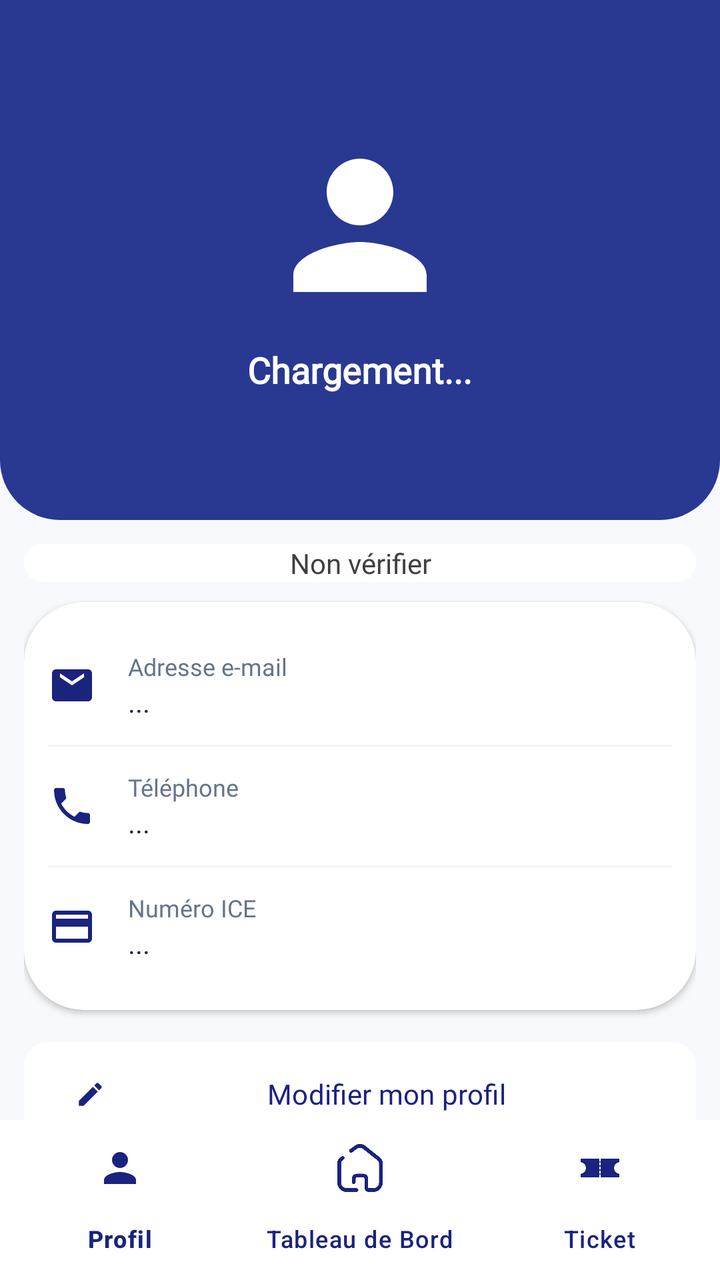
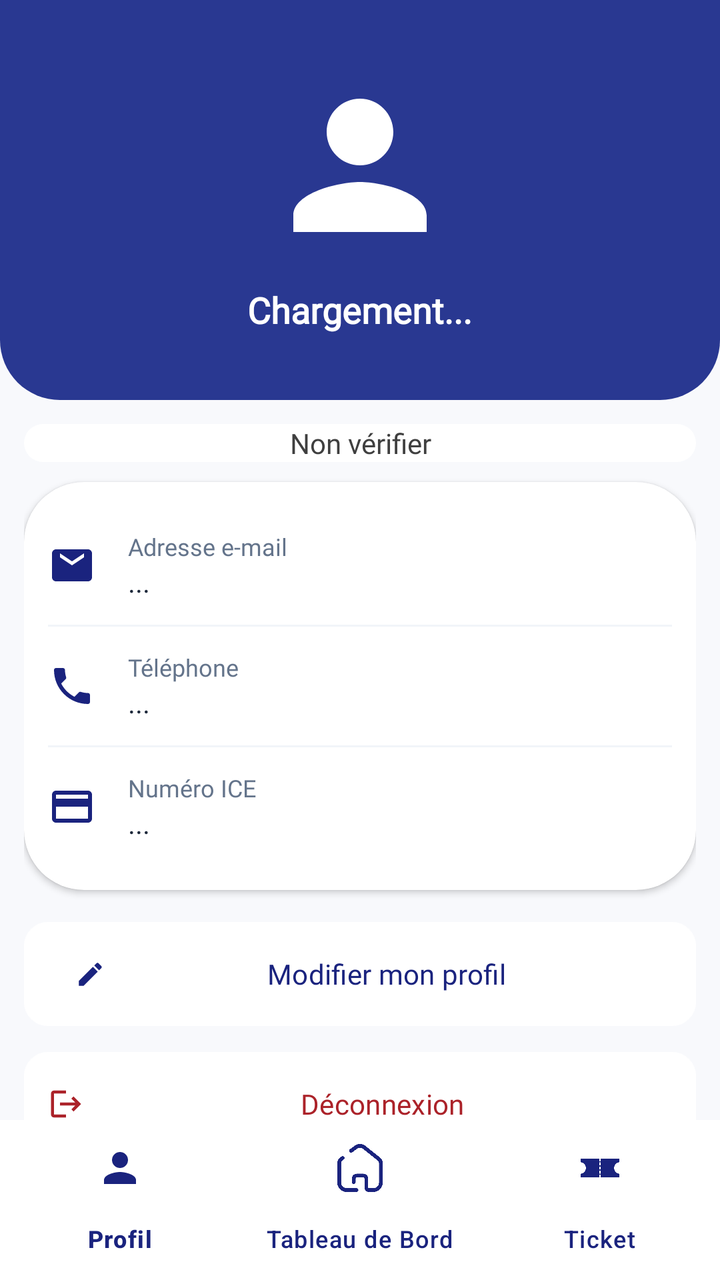

An Android layout rendered at two revisions. The XML below is the earlier revision; the diff shows what the commit changed to produce the second picture.
<!-- AndroidManifest.xml: application theme Theme.WinnerSoftwareApp -->
<!-- res/layout/activity_client_profil.xml -->
<?xml version="1.0" encoding="utf-8"?>
<androidx.drawerlayout.widget.DrawerLayout
    xmlns:android="http://schemas.android.com/apk/res/android"
    xmlns:app="http://schemas.android.com/apk/res-auto"
    xmlns:tools="http://schemas.android.com/tools"
    android:id="@+id/drawer_layout"
    android:layout_width="match_parent"
    android:layout_height="match_parent"
    android:fitsSystemWindows="true"
    tools:context=".views.client.clientProfil">

    <androidx.constraintlayout.widget.ConstraintLayout
        android:layout_width="match_parent"
        android:layout_height="match_parent"
        android:background="@color/surface_background">

        <LinearLayout
            android:id="@+id/profile_header"
            android:layout_width="match_parent"
            android:layout_height="260dp"
            android:background="@drawable/bg_style_top_blue"
            android:gravity="center"
            android:orientation="vertical"
            app:layout_constraintTop_toTopOf="parent">

            <com.google.android.material.imageview.ShapeableImageView
                android:id="@+id/iv_profile_image"
                android:layout_width="100dp"
                android:layout_height="100dp"
                android:src="@drawable/ic_user"
                android:scaleType="centerCrop"
                app:shapeAppearanceOverlay="@style/CircleImageView"
                />

            <TextView
                android:id="@+id/tv_profile_name"
                android:layout_width="wrap_content"
                android:layout_height="wrap_content"
                android:layout_marginTop="@dimen/margin_small"
                android:text="Chargement..."
                android:textColor="@color/white"
                android:textStyle="bold"
                android:textSize="@dimen/txt_medium"
                android:fontFamily="@font/cairo"
                />

        </LinearLayout>

        <androidx.core.widget.NestedScrollView
            android:layout_width="match_parent"
            android:layout_height="0dp"
            app:layout_constraintBottom_toTopOf="@id/bottom_navigation"
            app:layout_constraintTop_toBottomOf="@id/profile_header">

            <LinearLayout
                android:layout_width="match_parent"
                android:layout_height="wrap_content"
                android:orientation="vertical"
                android:padding="@dimen/margin_medium">

                
                <com.google.android.material.card.MaterialCardView
                    android:id="@+id/cv_status_badge"
                    android:layout_width="match_parent"
                    android:layout_height="wrap_content"
                    app:cardCornerRadius="@dimen/corner2"
                    app:cardElevation="0dp"
                    app:strokeColor="@color/surface_card"
                    app:cardBackgroundColor="@color/surface_card">

                    <TextView
                        android:id="@+id/tv_account_status"
                        android:layout_width="match_parent"
                        android:layout_height="wrap_content"
                        android:paddingHorizontal="@dimen/margin_small"
                        android:text="Non vérifier"
                        android:gravity="center"
                        android:textColor="@color/gray"
                        android:textSize="@dimen/txt_small"
                        android:fontFamily="@font/cairo"
                        />

                </com.google.android.material.card.MaterialCardView>

                
                <com.google.android.material.card.MaterialCardView
                    android:layout_width="match_parent"
                    android:layout_height="wrap_content"
                    app:cardCornerRadius="@dimen/corner2"
                    app:cardElevation="2dp"
                    android:layout_marginTop="@dimen/margin_small"
                    app:cardBackgroundColor="@color/surface_card"
                    app:strokeWidth="0dp">

                    <LinearLayout
                        android:layout_width="match_parent"
                        android:layout_height="wrap_content"
                        android:orientation="vertical"
                        android:padding="@dimen/margin_medium">

                        <LinearLayout
                            android:layout_width="match_parent"
                            android:layout_height="wrap_content"
                            android:gravity="center_vertical"
                            android:orientation="horizontal"
                            android:paddingVertical="@dimen/margin_medium">

                            <ImageView
                                android:layout_width="24dp"
                                android:layout_height="match_parent"
                                android:src="@drawable/ic_email"
                                app:tint="@color/navy_blue"
                                />

                            <LinearLayout
                                android:layout_width="0dp"
                                android:layout_height="wrap_content"
                                android:layout_weight="1"
                                android:layout_marginStart="16dp"
                                android:orientation="vertical">

                                <TextView
                                    android:layout_width="match_parent"
                                    android:layout_height="wrap_content"
                                    android:text="Adresse e-mail"
                                    android:fontFamily="@font/playfair"
                                    android:textColor="@color/text_secondary"
                                    android:textSize="12sp"
                                    />

                                <TextView
                                    android:id="@+id/tv_display_email"
                                    android:layout_width="match_parent"
                                    android:layout_height="wrap_content"
                                    android:text="..."
                                    android:fontFamily="@font/cairo"
                                    android:textColor="@color/text_primary"
                                    android:textSize="@dimen/txt_small"
                                    />

                            </LinearLayout>

                        </LinearLayout>

                        <View
                            android:layout_width="match_parent"
                            android:layout_height="1dp"
                            android:background="@color/softGray"
                            />

                        <LinearLayout
                            android:layout_width="match_parent"
                            android:layout_height="wrap_content"
                            android:gravity="center_vertical"
                            android:orientation="horizontal"
                            android:paddingVertical="@dimen/margin_medium">

                            <ImageView
                                android:layout_width="24dp"
                                android:layout_height="match_parent"
                                android:src="@drawable/ic_phone"
                                app:tint="@color/navy_blue"
                                />

                            <LinearLayout
                                android:layout_width="0dp"
                                android:layout_height="wrap_content"
                                android:layout_weight="1"
                                android:layout_marginStart="16dp"
                                android:orientation="vertical">

                                <TextView
                                    android:layout_width="match_parent"
                                    android:layout_height="wrap_content"
                                    android:text="Téléphone"
                                    android:fontFamily="@font/playfair"
                                    android:textColor="@color/text_secondary"
                                    android:textSize="12sp"
                                    />

                                <TextView
                                    android:id="@+id/tv_display_phone"
                                    android:layout_width="match_parent"
                                    android:layout_height="wrap_content"
                                    android:text="..."
                                    android:fontFamily="@font/cairo"
                                    android:textColor="@color/text_primary"
                                    android:textSize="@dimen/txt_small"
                                    />

                            </LinearLayout>

                        </LinearLayout>

                        <View
                            android:layout_width="match_parent"
                            android:layout_height="1dp"
                            android:background="@color/softGray"
                            />

                        <LinearLayout
                            android:layout_width="match_parent"
                            android:layout_height="wrap_content"
                            android:gravity="center_vertical"
                            android:orientation="horizontal"
                            android:paddingVertical="@dimen/margin_medium">

                            <ImageView
                                android:layout_width="24dp"
                                android:layout_height="match_parent"
                                android:src="@drawable/ic_card"
                                app:tint="@color/navy_blue"
                                />

                            <LinearLayout
                                android:layout_width="0dp"
                                android:layout_height="wrap_content"
                                android:layout_weight="1"
                                android:layout_marginStart="16dp"
                                android:orientation="vertical">

                                <TextView
                                    android:layout_width="match_parent"
                                    android:layout_height="wrap_content"
                                    android:text="Numéro ICE"
                                    android:fontFamily="@font/playfair"
                                    android:textColor="@color/text_secondary"
                                    android:textSize="12sp"
                                    />

                                <TextView
                                    android:id="@+id/tv_display_ice"
                                    android:layout_width="match_parent"
                                    android:layout_height="wrap_content"
                                    android:text="..."
                                    android:fontFamily="@font/cairo"
                                    android:textColor="@color/text_primary"
                                    android:textSize="@dimen/txt_small"
                                    />

                            </LinearLayout>

                        </LinearLayout>

                    </LinearLayout>

                </com.google.android.material.card.MaterialCardView>

                <com.google.android.material.button.MaterialButton
                    android:id="@+id/mb_edit_profile"
                    style="@style/Widget.Material3.Button.TonalButton"
                    android:layout_width="match_parent"
                    android:layout_height="60dp"
                    android:layout_marginTop="@dimen/margin_medium"
                    android:text="Modifier mon profil"
                    android:textColor="@color/navy_blue"
                    android:fontFamily="@font/cairo"
                    app:cornerRadius="@dimen/corner1"
                    app:icon="@drawable/ic_edit"
                    android:backgroundTint="@color/surface_card"
                    app:iconTint="@color/navy_blue"
                    />

                <com.google.android.material.button.MaterialButton
                    android:id="@+id/mb_logout"
                    style="@style/Widget.Material3.Button.TextButton"
                    android:layout_width="match_parent"
                    android:layout_height="60dp"
                    android:backgroundTint="@color/surface_card"
                    android:layout_marginTop="5dp"
                    android:text="Déconnexion"
                    android:fontFamily="@font/cairo"
                    android:textColor="@color/red"
                    app:cornerRadius="@dimen/corner1"
                    app:icon="@drawable/ic_logout"
                    app:iconTint="@color/red"
                    />

            </LinearLayout>

        </androidx.core.widget.NestedScrollView>

        <com.google.android.material.bottomnavigation.BottomNavigationView
            android:id="@+id/bottom_navigation"
            android:layout_width="match_parent"
            android:layout_height="wrap_content"
            android:background="@color/surface_card"
            app:itemIconSize="24dp"
            app:itemIconTint="@color/navy_blue"
            app:itemTextColor="@color/navy_blue"
            app:labelVisibilityMode="labeled"
            app:layout_constraintBottom_toBottomOf="parent"
            app:menu="@menu/bottom_menu_client"
            />

    </androidx.constraintlayout.widget.ConstraintLayout>

</androidx.drawerlayout.widget.DrawerLayout>
<!-- resources referenced by this layout -->
<resources>
  <color name="gray">#3F3F3F</color>
  <color name="navy_blue">#1A237E</color>
  <color name="red">#ab2229</color>
  <color name="softGray">#F1F5F9</color>
  <color name="surface_background">#F8F9FC</color>
  <color name="surface_card">#FFFFFF</color>
  <color name="text_primary">#1E293B</color>
  <color name="text_secondary">#64748B</color>
  <color name="white">#FFFFFFFF</color>
  <dimen name="corner1">12dp</dimen>
  <dimen name="corner2">30dp</dimen>
  <dimen name="margin_medium">12dp</dimen>
  <dimen name="margin_small">10dp</dimen>
  <dimen name="txt_medium">18sp</dimen>
  <dimen name="txt_small">14sp</dimen>
  <!-- drawable ic_card (drawable) -->
  <vector xmlns:android="http://schemas.android.com/apk/res/android"
      android:width="24dp"
      android:height="24dp"
      android:viewportWidth="24"
      android:viewportHeight="24">
      <path
          android:fillColor="#FF000000"
          android:pathData="M20,4H4C2.89,4 2.01,4.89 2.01,6L2,18c0,1.11 0.89,2 2,2h16c1.11,0 2,-0.89 2,-2V6c0,-1.11 -0.89,-2 -2,-2zM20,18H4V12h16v6zM20,8H4V6h16v2z"/>
  
  </vector>
  <!-- drawable ic_email (drawable) -->
  <vector xmlns:android="http://schemas.android.com/apk/res/android"
      android:width="24dp"
      android:height="24dp"
      android:viewportWidth="24"
      android:viewportHeight="24">
      <path
          android:fillColor="#FF000000"
          android:pathData="M20,4H4C2.9,4 2,4.9 2,6v12c0,1.1 0.9,2 2,2h16c1.1,0 2,-0.9 2,-2V6C22,4.9 21.1,4 20,4zM18,8l-6,4 -6,-4V6l6,4 6,-4V8z"/>
  </vector>
  <!-- drawable ic_logout (drawable) -->
  <vector xmlns:android="http://schemas.android.com/apk/res/android"
      android:width="24dp"
      android:height="24dp"
      android:viewportWidth="24"
      android:viewportHeight="24">
      <path
          android:fillColor="#D32F2F"
          android:pathData="M17,7l-1.41,1.41L18.17,11H8v2h10.17l-2.58,2.58L17,17l5,-5L17,7zM4,5h8V3H4C2.9,3 2,3.9 2,5v14c0,1.1 0.9,2 2,2h8v-2H4V5z" />
  </vector>
  <!-- drawable ic_phone (drawable) -->
  <vector xmlns:android="http://schemas.android.com/apk/res/android"
      android:width="24dp"
      android:height="24dp"
      android:viewportWidth="24"
      android:viewportHeight="24">
      <path
          android:fillColor="#FF000000"
          android:pathData="M6.62,10.79c1.44,2.82 3.76,5.14 6.59,6.59l2.2,-2.2c0.27,-0.27 0.67,-0.36 1.02,-0.24 1.12,0.37 2.33,0.57 3.57,0.57 0.55,0 1,0.45 1,1L21,20c0,0.55 -0.45,1 -1,1 -9.39,0 -17,-7.61 -17,-17 0,-0.55 0.45,-1 1,-1h3.5c0.55,0 1,0.45 1,1 0,1.25 0.2,2.45 0.57,3.57 0.11,0.35 0.03,0.74 -0.25,1.02l-2.2,2.2z"/>
  </vector>
  <!-- drawable ic_user (drawable) -->
  <vector xmlns:android="http://schemas.android.com/apk/res/android"
      android:width="24dp"
      android:height="24dp"
      android:viewportWidth="24"
      android:viewportHeight="24">
  
      <path
          android:fillColor="@color/white"
          android:pathData="M12,12c2.21,0 4,-1.79 4,-4s-1.79,-4 -4,-4 -4,1.79 -4,4 1.79,4 4,4zM12,14c-2.67,0 -8,1.34 -8,4v2h16v-2c0,-2.66 -5.33,-4 -8,-4z"/>
  
  </vector>
  <style name="CircleImageView" parent="">
          <item name="cornerFamily">rounded</item>
          <item name="cornerSize">50%</item>
      </style>
  <style name="Theme.WinnerSoftwareApp" parent="Base.Theme.WinnerSoftwareApp" />
  <color name="blue">#293891</color>
  <style name="Base.Theme.WinnerSoftwareApp" parent="Theme.Material3.DayNight.NoActionBar">
          
          <item name="colorPrimary">@color/blue</item>
          <item name="android:statusBarColor">@android:color/transparent</item>
          
          <item name="android:windowLightStatusBar">true</item>
      </style>
  <!-- unchanged entries left out for length: 2 -->
</resources>

<!-- the commit's change to res/layout/activity_client_profil.xml (unified diff, before → after) -->
@@ -17,7 +17,7 @@
         <LinearLayout
             android:id="@+id/profile_header"
             android:layout_width="match_parent"
-            android:layout_height="260dp"
+            android:layout_height="200dp"
             android:background="@drawable/bg_style_top_blue"
             android:gravity="center"
             android:orientation="vertical"
